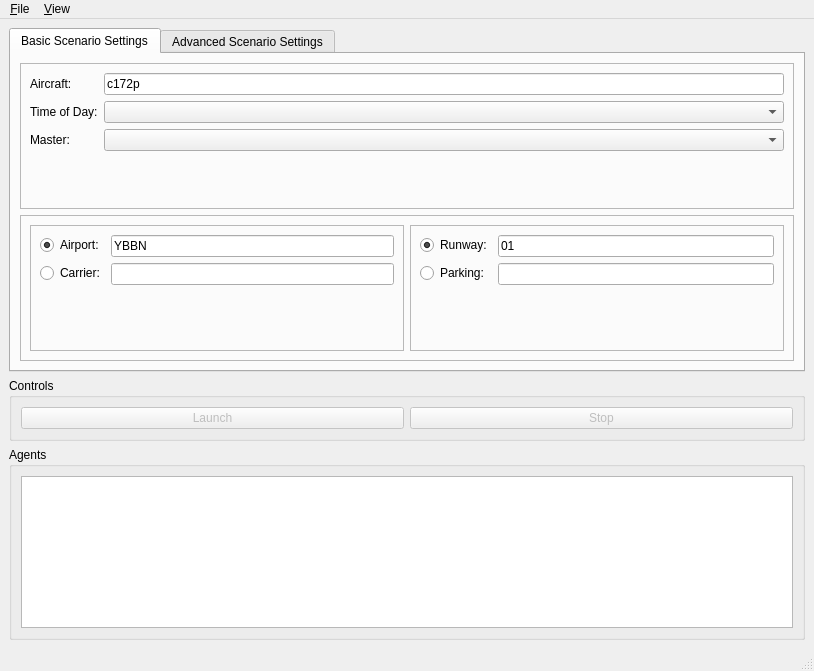
Qt form fgo/ui/MainWindow.ui (cgspeck/fg-orchestrator) before a commit.
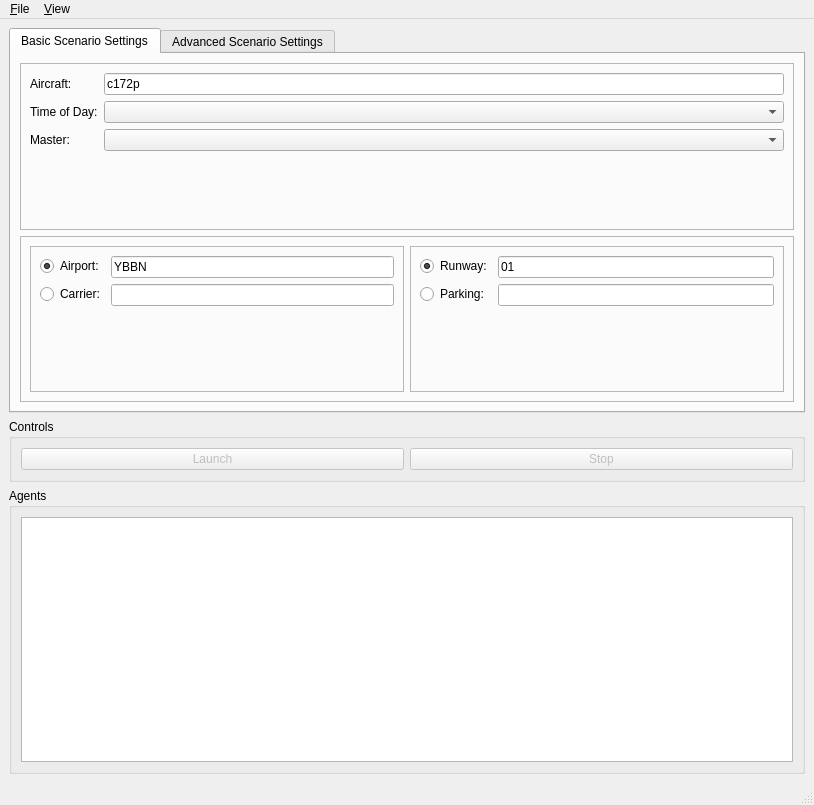
The same form after that commit.

```diff
--- a/fgo/ui/MainWindow.ui
+++ b/fgo/ui/MainWindow.ui
@@ -7,7 +7,7 @@
     <x>0</x>
     <y>0</y>
     <width>814</width>
-    <height>671</height>
+    <height>805</height>
    </rect>
   </property>
   <property name="sizePolicy">
```
Left out of the diff: 8 changed lines with no effect on the pictures.
